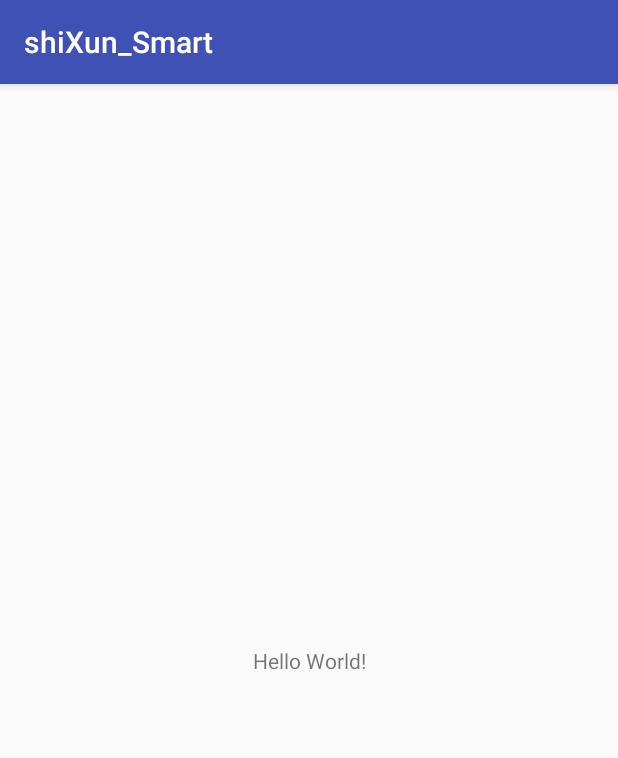
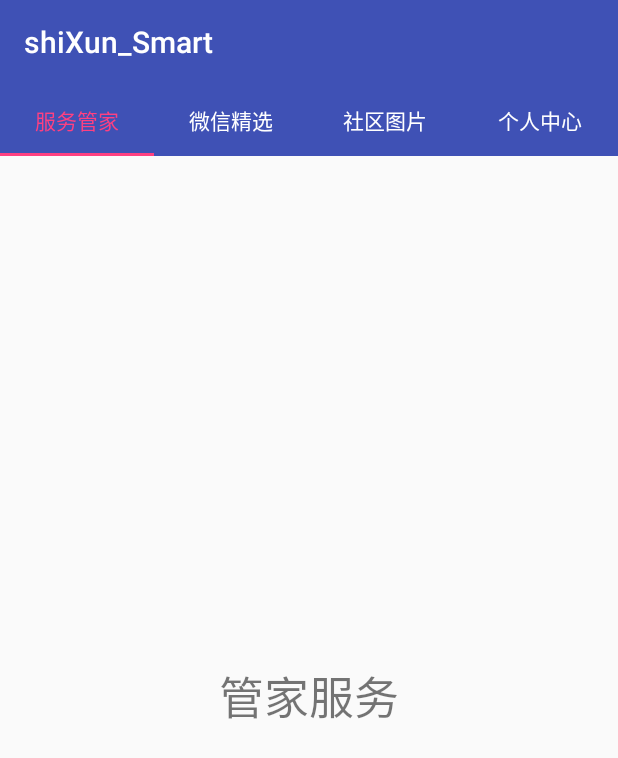
Before and after one commit to opooc/-Android, an Android app: the screen it shows after launch (MainActivity), on a phone screen of 412 x 824 dp. Shown: the top 758 px of the screen. Run offline under Robolectric (Android 15) with nearby library versions, the phone set to English and light mode, and no system bars.

Commit message:
1-4finished

```diff
--- a/shiXun_Smart/app/src/main/AndroidManifest.xml
+++ b/shiXun_Smart/app/src/main/AndroidManifest.xml
@@ -3,6 +3,7 @@
     package="com.opooc.shixun_smart">
 
     <application
+        android:name=".application.BaseApplication"
         android:allowBackup="true"
         android:icon="@mipmap/ic_launcher"
         android:label="@string/app_name"
--- a/shiXun_Smart/app/src/main/java/com/opooc/shixun_smart/MainActivity.java
+++ b/shiXun_Smart/app/src/main/java/com/opooc/shixun_smart/MainActivity.java
@@ -1,13 +1,84 @@
 package com.opooc.shixun_smart;
 
+import android.os.Bundle;
+import android.support.design.widget.TabLayout;
+import android.support.v4.app.Fragment;
+import android.support.v4.app.FragmentPagerAdapter;
+import android.support.v4.view.ViewPager;
 import android.support.v7.app.AppCompatActivity;
-import android.os.Bundle;
+
+import com.opooc.shixun_smart.fragment.ButlerFragement;
+import com.opooc.shixun_smart.fragment.GirlFragement;
+import com.opooc.shixun_smart.fragment.UserFragement;
+import com.opooc.shixun_smart.fragment.WeChatFragement;
+
+import java.util.ArrayList;
+import java.util.List;
 
 public class MainActivity extends AppCompatActivity {
+    //tabLayout
+    private TabLayout mTabLayout;
+    //viewPage
+    private ViewPager mViewPager;
+    //fragment
+    private List<Fragment> mFragment;
+    //title
+    private List<String> mTitle;
 
     @Override
     protected void onCreate(Bundle savedInstanceState) {
         super.onCreate(savedInstanceState);
         setContentView(R.layout.activity_main);
+
+        //去掉阴影
+        getSupportActionBar().setElevation(0);
+
+        initData();
+        initView();
     }
+
+    private void initData() {
+        mTitle = new ArrayList<>();
+        mTitle.add("服务管家");
+        mTitle.add("微信精选");
+        mTitle.add("社区图片");
+        mTitle.add("个人中心");
+
+        mFragment = new ArrayList<>();
+        mFragment.add(new ButlerFragement());
+        mFragment.add(new WeChatFragement());
+        mFragment.add(new GirlFragement());
+        mFragment.add(new UserFragement());
+
+
+    }
+
+    private void initView() {
+        mTabLayout = (TabLayout) findViewById(R.id.mTabLayout);
+        mViewPager = (ViewPager) findViewById(R.id.mViewPager);
+
+        //预加载
+        mViewPager.setOffscreenPageLimit(mFragment.size());
+        //设置适配器
+        mViewPager.setAdapter(new FragmentPagerAdapter(getSupportFragmentManager()) {
+            @Override
+            public Fragment getItem(int position) {
+                return mFragment.get(position);
+            }
+
+            @Override
+            public int getCount() {
+                return mFragment.size();
+            }
+            //设置标题
+
+            @Override
+            public CharSequence getPageTitle(int position) {
+                return mTitle.get(position);
+            }
+        });
+        //绑定
+        mTabLayout.setupWithViewPager(mViewPager);
+    }
+
 }
--- /dev/null
+++ b/shiXun_Smart/app/src/main/java/com/opooc/shixun_smart/application/BaseApplication.java
@@ -0,0 +1,19 @@
+package com.opooc.shixun_smart.application;
+
+import android.app.Application;
+
+/*
+ *  Project_name:shiXun_Smart
+ *  Package_name:com.opooc.shixun_smart.application
+ *  Name:        BaseApplication
+ *  User:        opooc
+ *  Creat_name:  2019/2/21 2:55 PM
+ *  note:        TODO
+ */
+public class BaseApplication extends Application {
+
+    @Override
+    public void onCreate() {
+        super.onCreate();
+    }
+}
--- /dev/null
+++ b/shiXun_Smart/app/src/main/java/com/opooc/shixun_smart/fragment/ButlerFragement.java
@@ -0,0 +1,28 @@
+package com.opooc.shixun_smart.fragment;
+
+import android.os.Bundle;
+import android.support.annotation.Nullable;
+import android.support.v4.app.Fragment;
+import android.view.LayoutInflater;
+import android.view.View;
+import android.view.ViewGroup;
+
+import com.opooc.shixun_smart.R;
+
+/*
+ *  Project_name:shiXun_Smart
+ *  Package_name:com.opooc.shixun_smart.fragment
+ *  Name:        ButlerFragement
+ *  User:        opooc
+ *  Creat_name:  2019/2/21 3:40 PM
+ *  note:        Butler
+ */
+public class ButlerFragement extends Fragment{
+
+    @Nullable
+    @Override
+    public View onCreateView(LayoutInflater inflater, @Nullable ViewGroup container, @Nullable Bundle savedInstanceState) {
+        View view = inflater.inflate(R.layout.fragment_butler,null);
+        return  view;
+    }
+}
--- /dev/null
+++ b/shiXun_Smart/app/src/main/java/com/opooc/shixun_smart/fragment/GirlFragement.java
@@ -0,0 +1,27 @@
+package com.opooc.shixun_smart.fragment;
+
+import android.os.Bundle;
+import android.support.annotation.Nullable;
+import android.support.v4.app.Fragment;
+import android.view.LayoutInflater;
+import android.view.View;
+import android.view.ViewGroup;
+
+import com.opooc.shixun_smart.R;
+
+/*
+ *  Project_name:shiXun_Smart
+ *  Package_name:com.opooc.shixun_smart.fragment
+ *  Name:        GirlFragement
+ *  User:        opooc
+ *  Creat_name:  2019/2/21 3:40 PM
+ *  note:        User
+ */
+public class GirlFragement extends Fragment {
+    @Nullable
+    @Override
+    public View onCreateView(LayoutInflater inflater, @Nullable ViewGroup container, @Nullable Bundle savedInstanceState) {
+        View view = inflater.inflate(R.layout.fragement_girl,null);
+        return view;
+    }
+}
--- /dev/null
+++ b/shiXun_Smart/app/src/main/java/com/opooc/shixun_smart/fragment/UserFragement.java
@@ -0,0 +1,27 @@
+package com.opooc.shixun_smart.fragment;
+
+import android.os.Bundle;
+import android.support.annotation.Nullable;
+import android.support.v4.app.Fragment;
+import android.view.LayoutInflater;
+import android.view.View;
+import android.view.ViewGroup;
+
+import com.opooc.shixun_smart.R;
+
+/*
+ *  Project_name:shiXun_Smart
+ *  Package_name:com.opooc.shixun_smart.fragment
+ *  Name:        UserFragement
+ *  User:        opooc
+ *  Creat_name:  2019/2/21 3:41 PM
+ *  note:        TODO
+ */
+public class UserFragement extends Fragment {
+    @Nullable
+    @Override
+    public View onCreateView(LayoutInflater inflater, @Nullable ViewGroup container, @Nullable Bundle savedInstanceState) {
+        View view = inflater.inflate(R.layout.fragement_user,null);
+        return view;
+    }
+}
--- /dev/null
+++ b/shiXun_Smart/app/src/main/java/com/opooc/shixun_smart/fragment/WeChatFragement.java
@@ -0,0 +1,27 @@
+package com.opooc.shixun_smart.fragment;
+
+import android.os.Bundle;
+import android.support.annotation.Nullable;
+import android.support.v4.app.Fragment;
+import android.view.LayoutInflater;
+import android.view.View;
+import android.view.ViewGroup;
+
+import com.opooc.shixun_smart.R;
+
+/*
+ *  Project_name:shiXun_Smart
+ *  Package_name:com.opooc.shixun_smart.fragment
+ *  Name:        WeChatFragement
+ *  User:        opooc
+ *  Creat_name:  2019/2/21 3:40 PM
+ *  note:        TODO
+ */
+public class WeChatFragement extends Fragment {
+    @Nullable
+    @Override
+    public View onCreateView(LayoutInflater inflater, @Nullable ViewGroup container, @Nullable Bundle savedInstanceState) {
+        View view = inflater.inflate(R.layout.fragement_wechat,null);
+        return view;
+    }
+}
--- a/shiXun_Smart/app/src/main/res/layout/activity_main.xml
+++ b/shiXun_Smart/app/src/main/res/layout/activity_main.xml
@@ -1,18 +1,26 @@
 <?xml version="1.0" encoding="utf-8"?>
-<android.support.constraint.ConstraintLayout xmlns:android="http://schemas.android.com/apk/res/android"
+<LinearLayout xmlns:android="http://schemas.android.com/apk/res/android"
     xmlns:app="http://schemas.android.com/apk/res-auto"
-    xmlns:tools="http://schemas.android.com/tools"
     android:layout_width="match_parent"
     android:layout_height="match_parent"
-    tools:context="com.opooc.shixun_smart.MainActivity">
+    android:orientation="vertical">
 
-    <TextView
-        android:layout_width="wrap_content"
+    <android.support.design.widget.TabLayout
+        android:id="@+id/mTabLayout"
+        android:layout_width="match_parent"
         android:layout_height="wrap_content"
-        android:text="Hello World!"
-        app:layout_constraintBottom_toBottomOf="parent"
-        app:layout_constraintLeft_toLeftOf="parent"
-        app:layout_constraintRight_toRightOf="parent"
-        app:layout_constraintTop_toTopOf="parent" />
+        android:background="@color/colorPrimary"
+        app:tabGravity="fill"
+        app:tabIndicatorColor="@color/colorAccent"
+        app:tabMode="fixed"
+        app:tabSelectedTextColor="@color/colorAccent"
+        app:tabTextColor="@android:color/white" />
 
-</android.support.constraint.ConstraintLayout>
+    <android.support.v4.view.ViewPager
+        android:id="@+id/mViewPager"
+        android:layout_width="match_parent"
+        android:layout_height="0dp"
+        android:layout_weight="1" />
+
+
+</LinearLayout>
--- /dev/null
+++ b/shiXun_Smart/app/src/main/res/layout/fragment_butler.xml
@@ -0,0 +1,14 @@
+<?xml version="1.0" encoding="utf-8"?>
+<LinearLayout xmlns:android="http://schemas.android.com/apk/res/android"
+    android:layout_width="match_parent"
+    android:layout_height="match_parent"
+    android:gravity="center"
+    android:orientation="vertical">
+
+    <TextView
+        android:layout_width="wrap_content"
+        android:layout_height="wrap_content"
+        android:text="管家服务"
+        android:textSize="30sp" />
+
+</LinearLayout>
```
Also changed, not shown: shiXun_Smart/app/build.gradle (+5 -3 lines), shiXun_Smart/app/src/main/java/com/opooc/shixun_smart/ui/BaseActivity.java (added, +36 -0 lines), shiXun_Smart/app/src/main/java/com/opooc/shixun_smart/utils/StaticClass.java (added, +13 -0 lines), shiXun_Smart/app/src/main/java/com/opooc/shixun_smart/utils/UtilsTools.java (added, +13 -0 lines), shiXun_Smart/app/src/main/res/layout/fragement_girl.xml (added, +13 -0 lines), shiXun_Smart/app/src/main/res/layout/fragement_user.xml (added, +13 -0 lines), shiXun_Smart/app/src/main/res/layout/fragement_wechat.xml (added, +13 -0 lines), 2 other files.
